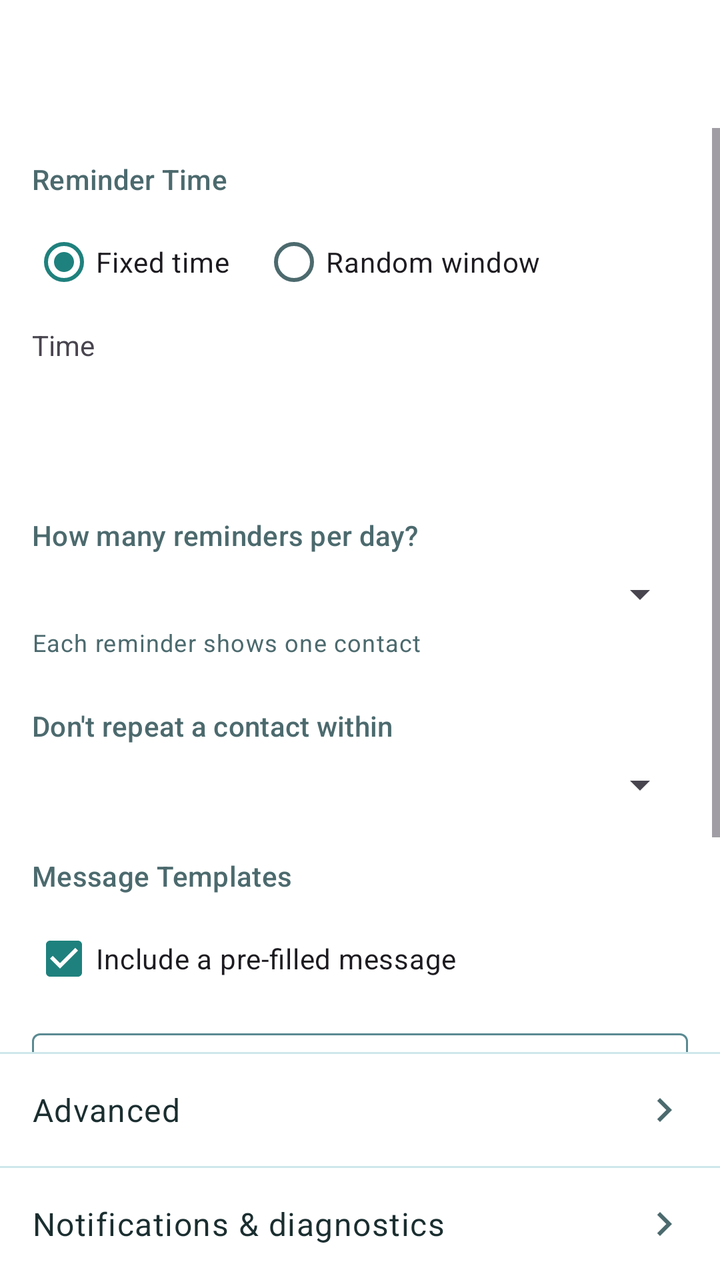
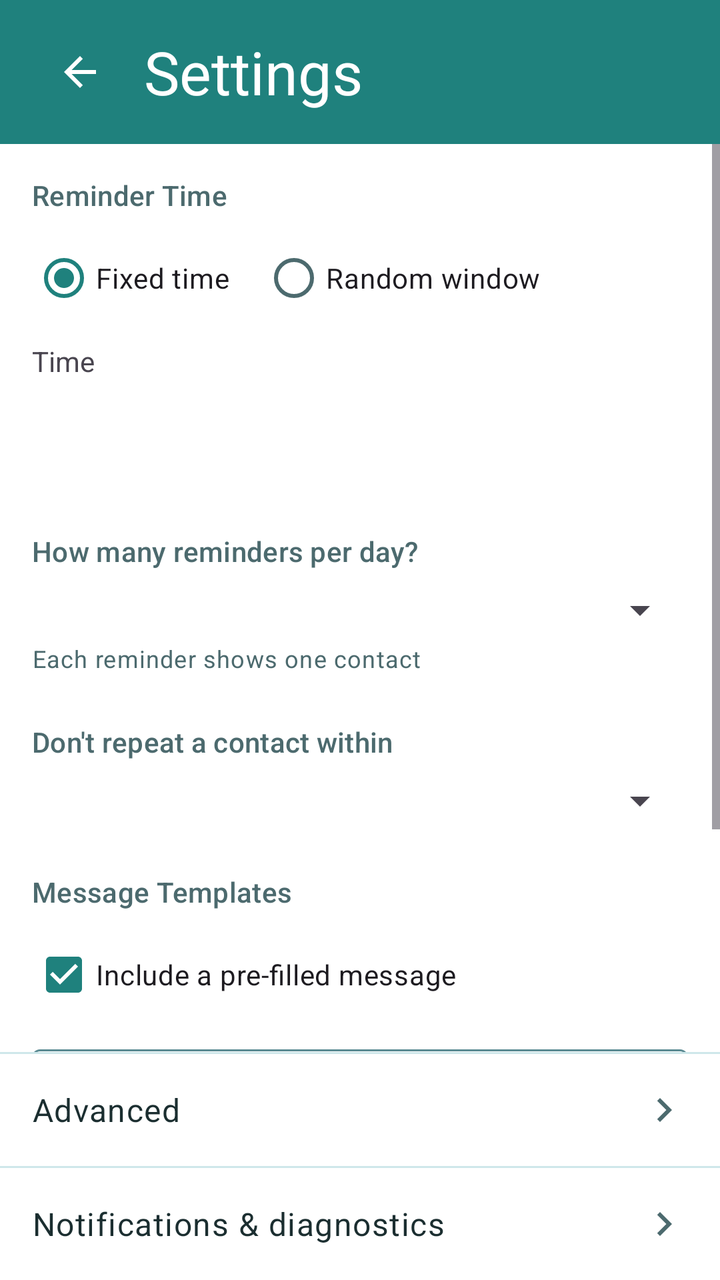

The first picture is an Android layout as it rendered before a commit; the second is the same layout after the commit. The layout source and the unified diff follow.
<!-- AndroidManifest.xml: application theme Theme.FriendMinder -->
<!-- res/layout/fragment_settings.xml -->
<?xml version="1.0" encoding="utf-8"?>
<FrameLayout xmlns:android="http://schemas.android.com/apk/res/android"
    xmlns:app="http://schemas.android.com/apk/res-auto"
    android:layout_width="match_parent"
    android:layout_height="match_parent">

    <LinearLayout
        android:layout_width="match_parent"
        android:layout_height="match_parent"
        android:orientation="vertical">

        <com.google.android.material.appbar.MaterialToolbar
            android:id="@+id/toolbar"
            android:layout_width="match_parent"
            android:layout_height="?attr/actionBarSize"
            app:navigationIconTint="?attr/colorOnSurface" />

        <ScrollView
            android:layout_width="match_parent"
            android:layout_height="0dp"
            android:layout_weight="1">

            <LinearLayout
                android:layout_width="match_parent"
                android:layout_height="wrap_content"
                android:orientation="vertical"
                android:paddingStart="16dp"
                android:paddingEnd="16dp"
                android:paddingTop="16dp"
                android:paddingBottom="16dp">

                
                <TextView
                    style="?attr/textAppearanceTitleSmall"
                    android:layout_width="wrap_content"
                    android:layout_height="wrap_content"
                    android:textColor="?attr/colorOnSurfaceVariant"
                    android:text="@string/label_reminder_time" />

                <RadioGroup
                    android:id="@+id/timeModeGroup"
                    android:layout_width="match_parent"
                    android:layout_height="wrap_content"
                    android:orientation="horizontal"
                    android:layout_marginTop="8dp">

                    <RadioButton
                        android:id="@+id/fixedTimeRadio"
                        android:layout_width="wrap_content"
                        android:layout_height="wrap_content"
                        android:text="@string/option_fixed_time"
                        android:checked="true" />

                    <RadioButton
                        android:id="@+id/randomWindowRadio"
                        android:layout_width="wrap_content"
                        android:layout_height="wrap_content"
                        android:layout_marginStart="16dp"
                        android:text="@string/option_random_window" />
                </RadioGroup>

                <LinearLayout
                    android:id="@+id/fixedTimeGroup"
                    android:layout_width="match_parent"
                    android:layout_height="wrap_content"
                    android:orientation="vertical"
                    android:layout_marginTop="8dp">

                    <TextView
                        android:layout_width="wrap_content"
                        android:layout_height="wrap_content"
                        android:text="@string/label_time" />

                    <Button
                        android:id="@+id/fixedTimeButton"
                        style="@style/Widget.Material3.Button.OutlinedButton"
                        android:layout_width="wrap_content"
                        android:layout_height="wrap_content"
                        android:layout_marginTop="4dp" />
                </LinearLayout>

                <LinearLayout
                    android:id="@+id/randomWindowGroup"
                    android:layout_width="match_parent"
                    android:layout_height="wrap_content"
                    android:orientation="horizontal"
                    android:layout_marginTop="8dp"
                    android:visibility="gone">

                    <LinearLayout
                        android:layout_width="0dp"
                        android:layout_height="wrap_content"
                        android:layout_weight="1"
                        android:orientation="vertical">

                        <TextView
                            android:layout_width="wrap_content"
                            android:layout_height="wrap_content"
                            android:text="@string/label_from" />

                        <Button
                            android:id="@+id/randomFromButton"
                            style="@style/Widget.Material3.Button.OutlinedButton"
                            android:layout_width="wrap_content"
                            android:layout_height="wrap_content"
                            android:layout_marginTop="4dp" />
                    </LinearLayout>

                    <LinearLayout
                        android:layout_width="0dp"
                        android:layout_height="wrap_content"
                        android:layout_weight="1"
                        android:orientation="vertical"
                        android:layout_marginStart="16dp">

                        <TextView
                            android:layout_width="wrap_content"
                            android:layout_height="wrap_content"
                            android:text="@string/label_to" />

                        <Button
                            android:id="@+id/randomToButton"
                            style="@style/Widget.Material3.Button.OutlinedButton"
                            android:layout_width="wrap_content"
                            android:layout_height="wrap_content"
                            android:layout_marginTop="4dp" />
                    </LinearLayout>
                </LinearLayout>

                <TextView
                    android:id="@+id/timeRangeErrorText"
                    android:layout_width="match_parent"
                    android:layout_height="wrap_content"
                    android:layout_marginTop="4dp"
                    android:text="@string/error_end_before_start"
                    android:textColor="?attr/colorError"
                    android:textAppearance="?attr/textAppearanceBodySmall"
                    android:visibility="gone" />

                
                <TextView
                    style="?attr/textAppearanceTitleSmall"
                    android:layout_width="wrap_content"
                    android:layout_height="wrap_content"
                    android:textColor="?attr/colorOnSurfaceVariant"
                    android:layout_marginTop="24dp"
                    android:text="@string/label_contacts_per_day" />

                <Spinner
                    android:id="@+id/contactsPerDaySpinner"
                    android:layout_width="match_parent"
                    android:layout_height="wrap_content"
                    android:layout_marginTop="8dp" />

                <TextView
                    android:layout_width="wrap_content"
                    android:layout_height="wrap_content"
                    android:layout_marginTop="4dp"
                    android:text="@string/helper_contacts_per_day"
                    android:textColor="?attr/colorOnSurfaceVariant"
                    android:textAppearance="?attr/textAppearanceBodySmall" />

                
                <TextView
                    style="?attr/textAppearanceTitleSmall"
                    android:layout_width="wrap_content"
                    android:layout_height="wrap_content"
                    android:textColor="?attr/colorOnSurfaceVariant"
                    android:layout_marginTop="24dp"
                    android:text="@string/label_cooldown" />

                <Spinner
                    android:id="@+id/cooldownSpinner"
                    android:layout_width="match_parent"
                    android:layout_height="wrap_content"
                    android:layout_marginTop="8dp" />

                
                <TextView
                    style="?attr/textAppearanceTitleSmall"
                    android:layout_width="wrap_content"
                    android:layout_height="wrap_content"
                    android:textColor="?attr/colorOnSurfaceVariant"
                    android:layout_marginTop="24dp"
                    android:text="@string/label_message_templates" />

                <CheckBox
                    android:id="@+id/includeMessageCheckbox"
                    android:layout_width="wrap_content"
                    android:layout_height="wrap_content"
                    android:layout_marginTop="8dp"
                    android:checked="true"
                    android:text="@string/checkbox_include_message" />

                <com.google.android.material.textfield.TextInputLayout
                    style="@style/Widget.Material3.TextInputLayout.OutlinedBox"
                    android:layout_width="match_parent"
                    android:layout_height="wrap_content"
                    android:layout_marginTop="8dp"
                    android:hint="@string/hint_message_templates">

                    <com.google.android.material.textfield.TextInputEditText
                        android:id="@+id/messageTemplateInput"
                        android:layout_width="match_parent"
                        android:layout_height="wrap_content"
                        android:inputType="textMultiLine"
                        android:minLines="4"
                        android:maxLines="8" />
                </com.google.android.material.textfield.TextInputLayout>

                <TextView
                    android:id="@+id/charCounterText"
                    android:layout_width="match_parent"
                    android:layout_height="wrap_content"
                    android:layout_marginTop="4dp"
                    android:gravity="end"
                    android:textColor="?attr/colorOnSurfaceVariant"
                    android:textAppearance="?attr/textAppearanceBodySmall" />

            </LinearLayout>
        </ScrollView>

        

        <View
            android:layout_width="match_parent"
            android:layout_height="1dp"
            android:background="@color/fm_divider" />

        
        <LinearLayout
            android:id="@+id/advancedRow"
            android:layout_width="match_parent"
            android:layout_height="56dp"
            android:orientation="horizontal"
            android:gravity="center_vertical"
            android:paddingStart="16dp"
            android:paddingEnd="16dp"
            android:background="?attr/selectableItemBackground"
            android:clickable="true"
            android:focusable="true">

            <TextView
                android:layout_width="0dp"
                android:layout_height="wrap_content"
                android:layout_weight="1"
                android:textColor="?attr/colorOnSurface"
                android:textAppearance="?attr/textAppearanceBodyLarge"
                android:text="@string/title_advanced_settings" />

            <ImageView
                android:layout_width="24dp"
                android:layout_height="24dp"
                android:src="@drawable/ic_chevron_right"
                android:contentDescription="@null" />
        </LinearLayout>

        <View
            android:layout_width="match_parent"
            android:layout_height="1dp"
            android:background="@color/fm_divider" />

        
        <LinearLayout
            android:id="@+id/notificationsDiagnosticsRow"
            android:layout_width="match_parent"
            android:layout_height="56dp"
            android:orientation="horizontal"
            android:gravity="center_vertical"
            android:paddingStart="16dp"
            android:paddingEnd="16dp"
            android:background="?attr/selectableItemBackground"
            android:clickable="true"
            android:focusable="true">

            <TextView
                android:layout_width="0dp"
                android:layout_height="wrap_content"
                android:layout_weight="1"
                android:textColor="?attr/colorOnSurface"
                android:textAppearance="?attr/textAppearanceBodyLarge"
                android:text="@string/title_notifications_diagnostics" />

            <ImageView
                android:layout_width="24dp"
                android:layout_height="24dp"
                android:src="@drawable/ic_chevron_right"
                android:contentDescription="@null" />
        </LinearLayout>

    </LinearLayout>

    
    <LinearLayout
        android:id="@+id/settingsSavedPill"
        android:layout_width="wrap_content"
        android:layout_height="wrap_content"
        android:layout_gravity="top|center_horizontal"
        android:layout_marginTop="?attr/actionBarSize"
        android:orientation="horizontal"
        android:gravity="center_vertical"
        android:paddingStart="16dp"
        android:paddingEnd="16dp"
        android:paddingTop="8dp"
        android:paddingBottom="8dp"
        android:background="@drawable/bg_pill_saved"
        android:elevation="4dp"
        android:visibility="invisible"
        android:focusable="false"
        android:clickable="false"
        android:accessibilityLiveRegion="polite">

        <ImageView
            android:layout_width="16dp"
            android:layout_height="16dp"
            android:src="@drawable/ic_check_small"
            android:contentDescription="@null" />

        <TextView
            android:layout_width="wrap_content"
            android:layout_height="wrap_content"
            android:layout_marginStart="6dp"
            android:textColor="@android:color/white"
            android:textAppearance="?attr/textAppearanceLabelLarge"
            android:text="@string/label_settings_saved_pill" />
    </LinearLayout>

</FrameLayout>
<!-- resources referenced by this layout -->
<resources>
  <color name="fm_divider">#CFE7EA</color>
  <!-- drawable bg_pill_saved (drawable) -->
  <?xml version="1.0" encoding="utf-8"?>
  <shape xmlns:android="http://schemas.android.com/apk/res/android" android:shape="rectangle">
      <solid android:color="@color/fm_accent" />
      <corners android:radius="999dp" />
  </shape>
  <!-- drawable ic_check_small (drawable) -->
  <?xml version="1.0" encoding="utf-8"?>
  <vector xmlns:android="http://schemas.android.com/apk/res/android"
      android:width="16dp"
      android:height="16dp"
      android:viewportWidth="24"
      android:viewportHeight="24">
      <path
          android:fillColor="@android:color/white"
          android:pathData="M9,16.17L4.83,12l-1.41,1.41L9,19 21,7l-1.41,-1.41z" />
  </vector>
  <!-- drawable ic_chevron_right (drawable) -->
  <vector xmlns:android="http://schemas.android.com/apk/res/android"
      android:width="24dp"
      android:height="24dp"
      android:viewportWidth="24"
      android:viewportHeight="24"
      android:tint="?attr/colorOnSurfaceVariant">
      <path
          android:fillColor="@android:color/white"
          android:pathData="M8.59,16.59L13.17,12 8.59,7.41 10,6l6,6 -6,6z" />
  </vector>
  <string name="checkbox_include_message">Include a pre-filled message</string>
  <string name="error_end_before_start">End time must be after start time</string>
  <string name="helper_contacts_per_day">Each reminder shows one contact</string>
  <string name="hint_message_templates">One message per line — a random one is used each time</string>
  <string name="label_contacts_per_day">How many reminders per day?</string>
  <string name="label_cooldown">Don\'t repeat a contact within</string>
  <string name="label_from">From</string>
  <string name="label_message_templates">Message Templates</string>
  <string name="label_reminder_time">Reminder Time</string>
  <string name="label_settings_saved_pill">Saved</string>
  <string name="label_time">Time</string>
  <string name="label_to">To</string>
  <string name="option_fixed_time">Fixed time</string>
  <string name="option_random_window">Random window</string>
  <string name="title_advanced_settings">Advanced</string>
  <string name="title_notifications_diagnostics">Notifications &amp; diagnostics</string>
  <color name="fm_accent">#155D5B</color>
  <color name="fm_primary">#1F817D</color>
  <color name="fm_on_primary">#FFFFFF</color>
  <color name="fm_primary_container">#B0E8E6</color>
  <color name="fm_on_primary_container">#195556</color>
  <color name="fm_secondary">#5ABBEB</color>
  <color name="fm_on_secondary">#0A2E31</color>
  <color name="fm_secondary_container">#D6EBF8</color>
  <color name="fm_on_secondary_container">#0A2E31</color>
  <color name="fm_surface">#FFFFFF</color>
  <color name="fm_ink">#1B2E30</color>
  <color name="fm_surface_variant">#D3E9F4</color>
  <color name="fm_ink_dim">#4C6A6E</color>
  <color name="fm_outline">#5A8A92</color>
  <color name="fm_error">#B3261E</color>
  <color name="fm_error_container">#F9DEDC</color>
  <color name="fm_on_error_container">#410E0B</color>
  <!-- unchanged entries left out for length: 1 -->
</resources>

<!-- the commit's change to res/layout/fragment_settings.xml (unified diff, before → after) -->
@@ -9,11 +9,49 @@
         android:layout_height="match_parent"
         android:orientation="vertical">
 
-        <com.google.android.material.appbar.MaterialToolbar
-            android:id="@+id/toolbar"
-            android:layout_width="match_parent"
-            android:layout_height="?attr/actionBarSize"
-            app:navigationIconTint="?attr/colorOnSurface" />
+        
+        <LinearLayout
+            android:id="@+id/headerContainer"
+            android:layout_width="match_parent"
+            android:layout_height="wrap_content"
+            android:orientation="vertical"
+            android:background="@color/fm_header">
+
+            <View
+                android:id="@+id/statusBarSpacer"
+                android:layout_width="match_parent"
+                android:layout_height="0dp" />
+
+            <FrameLayout
+                android:layout_width="match_parent"
+                android:layout_height="@dimen/fm_home_header_height">
+
+                <ImageButton
+                    android:id="@+id/backButton"
+                    android:layout_width="48dp"
+                    android:layout_height="48dp"
+                    android:layout_gravity="start|center_vertical"
+                    android:layout_marginStart="16dp"
+                    android:padding="12dp"
+                    android:background="?attr/selectableItemBackgroundBorderless"
+                    android:src="@drawable/ic_arrow_back"
+                    app:tint="@color/fm_on_primary"
+                    android:contentDescription="@string/content_desc_back" />
+
+                <TextView
+                    android:id="@+id/headerTitle"
+                    android:layout_width="wrap_content"
+                    android:layout_height="wrap_content"
+                    android:layout_gravity="start|center_vertical"
+                    android:layout_marginStart="72dp"
+                    android:layout_marginEnd="@dimen/fm_space_6"
+                    android:text="@string/title_settings"
+                    android:textColor="@color/fm_on_primary"
+                    android:textSize="@dimen/fm_header_title_size"
+                    android:maxLines="1"
+                    android:ellipsize="end" />
+            </FrameLayout>
+        </LinearLayout>
 
         <ScrollView
             android:layout_width="match_parent"
<!-- resource entries referenced after the edit -->
@@ -1,12 +1,24 @@
 <!-- resources referenced by this layout -->
 <resources>
   <color name="fm_divider">#CFE7EA</color>
+  <color name="fm_header">#1F817D</color>
   <!-- drawable bg_pill_saved (drawable) -->
   <?xml version="1.0" encoding="utf-8"?>
   <shape xmlns:android="http://schemas.android.com/apk/res/android" android:shape="rectangle">
       <solid android:color="@color/fm_accent" />
       <corners android:radius="999dp" />
   </shape>
+  <!-- drawable ic_arrow_back (drawable) -->
+  <vector xmlns:android="http://schemas.android.com/apk/res/android"
+      android:width="24dp"
+      android:height="24dp"
+      android:viewportWidth="24"
+      android:viewportHeight="24"
+      android:tint="?attr/colorOnSurface">
+      <path
+          android:fillColor="@android:color/white"
+          android:pathData="M20,11H7.83l5.59,-5.59L12,4l-8,8 8,8 1.41,-1.41L7.83,13H20v-2z" />
+  </vector>
   <!-- drawable ic_check_small (drawable) -->
   <?xml version="1.0" encoding="utf-8"?>
   <vector xmlns:android="http://schemas.android.com/apk/res/android"
@@ -30,6 +42,7 @@
           android:pathData="M8.59,16.59L13.17,12 8.59,7.41 10,6l6,6 -6,6z" />
   </vector>
   <string name="checkbox_include_message">Include a pre-filled message</string>
+  <string name="content_desc_back">Back</string>
   <string name="error_end_before_start">End time must be after start time</string>
   <string name="helper_contacts_per_day">Each reminder shows one contact</string>
   <string name="hint_message_templates">One message per line — a random one is used each time</string>
@@ -45,9 +58,13 @@
   <string name="option_random_window">Random window</string>
   <string name="title_advanced_settings">Advanced</string>
   <string name="title_notifications_diagnostics">Notifications &amp; diagnostics</string>
+  <string name="title_settings">Settings</string>
   <color name="fm_accent">#155D5B</color>
   <color name="fm_primary">#1F817D</color>
   <color name="fm_on_primary">#FFFFFF</color>
+  <dimen name="fm_header_title_size">30sp</dimen>
+  <dimen name="fm_home_header_height">72dp</dimen>
+  <dimen name="fm_space_6">24dp</dimen>
   <color name="fm_primary_container">#B0E8E6</color>
   <color name="fm_on_primary_container">#195556</color>
   <color name="fm_secondary">#5ABBEB</color>
